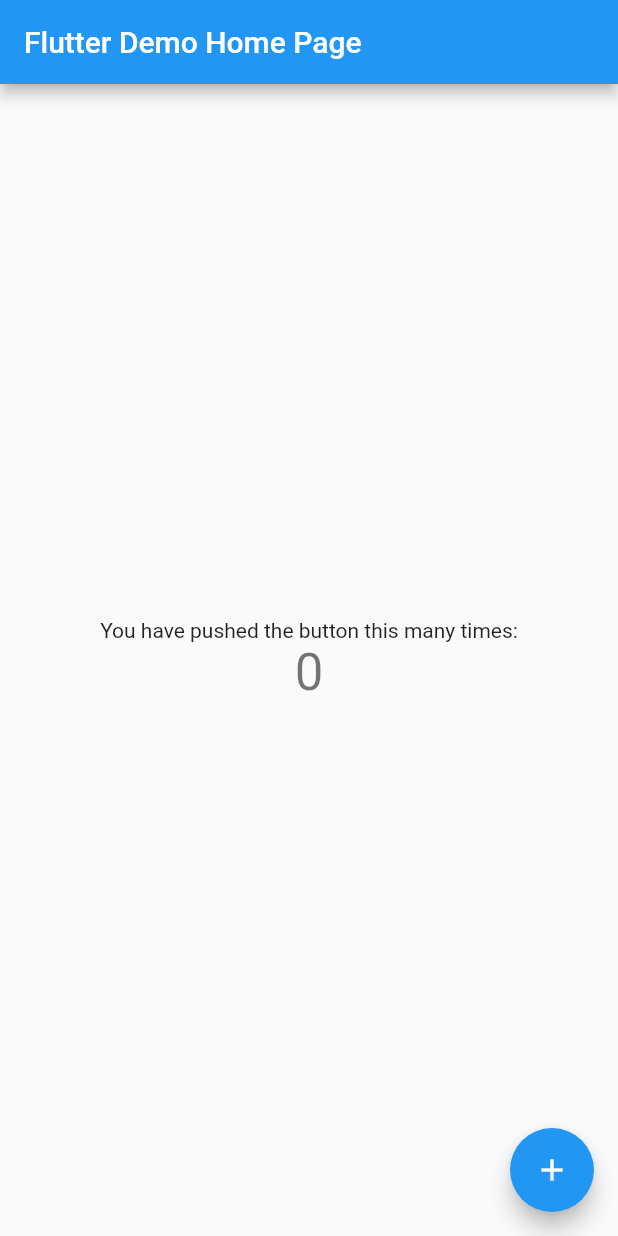
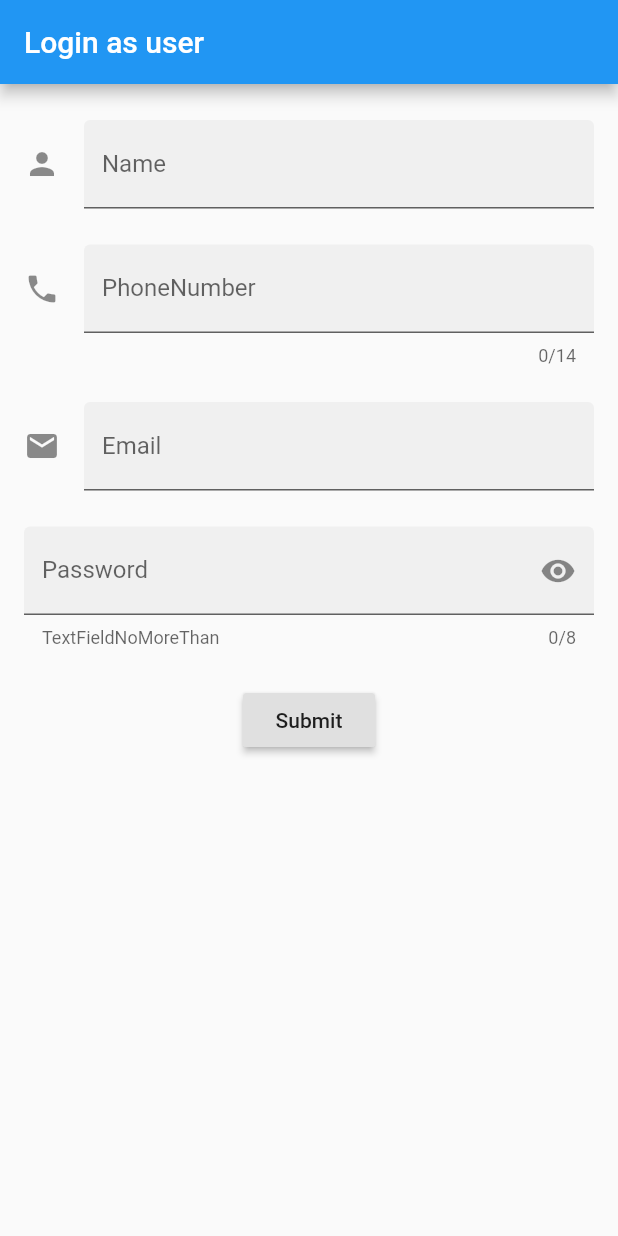
Before and after one commit to guptasurbhi99/WomenCovidWarriors_FindMyLab, a Flutter app: the screen it shows after launch, on a phone screen of 412 x 824 dp. Run offline on Flutter 3.47's test engine with Material 2 defaults, Android fonts, the light colour scheme and no system bars.

Commit message:
Initial commit with login screen, user-dashboard and route setup.

```diff
--- a/FindMyLab/lib/main.dart
+++ b/FindMyLab/lib/main.dart
@@ -1,117 +1,22 @@
+// Copyright 2019 The Flutter team. All rights reserved.
+// Use of this source code is governed by a BSD-style license that can be
+// found in the LICENSE file.
+
 import 'package:flutter/material.dart';
+import 'package:flutter/services.dart';
+import 'package:flutter/gestures.dart' show DragStartBehavior;
 
-void main() {
-  runApp(MyApp());
-}
+import './screens/login.dart';
+import './screens/user_dashboard.dart';
+import './screens/owner_dashboard.dart';
+import './screens/loading.dart';
 
-class MyApp extends StatelessWidget {
-  // This widget is the root of your application.
-  @override
-  Widget build(BuildContext context) {
-    return MaterialApp(
-      title: 'Flutter Demo',
-      theme: ThemeData(
-        // This is the theme of your application.
-        //
-        // Try running your application with "flutter run". You'll see the
-        // application has a blue toolbar. Then, without quitting the app, try
-        // changing the primarySwatch below to Colors.green and then invoke
-        // "hot reload" (press "r" in the console where you ran "flutter run",
-        // or simply save your changes to "hot reload" in a Flutter IDE).
-        // Notice that the counter didn't reset back to zero; the application
-        // is not restarted.
-        primarySwatch: Colors.blue,
-        // This makes the visual density adapt to the platform that you run
-        // the app on. For desktop platforms, the controls will be smaller and
-        // closer together (more dense) than on mobile platforms.
-        visualDensity: VisualDensity.adaptivePlatformDensity,
-      ),
-      home: MyHomePage(title: 'Flutter Demo Home Page'),
-    );
-  }
-}
-
-class MyHomePage extends StatefulWidget {
-  MyHomePage({Key key, this.title}) : super(key: key);
-
-  // This widget is the home page of your application. It is stateful, meaning
-  // that it has a State object (defined below) that contains fields that affect
-  // how it looks.
-
-  // This class is the configuration for the state. It holds the values (in this
-  // case the title) provided by the parent (in this case the App widget) and
-  // used by the build method of the State. Fields in a Widget subclass are
-  // always marked "final".
-
-  final String title;
-
-  @override
-  _MyHomePageState createState() => _MyHomePageState();
-}
-
-class _MyHomePageState extends State<MyHomePage> {
-  int _counter = 0;
-
-  void _incrementCounter() {
-    setState(() {
-      // This call to setState tells the Flutter framework that something has
-      // changed in this State, which causes it to rerun the build method below
-      // so that the display can reflect the updated values. If we changed
-      // _counter without calling setState(), then the build method would not be
-      // called again, and so nothing would appear to happen.
-      _counter++;
-    });
-  }
-
-  @override
-  Widget build(BuildContext context) {
-    // This method is rerun every time setState is called, for instance as done
-    // by the _incrementCounter method above.
-    //
-    // The Flutter framework has been optimized to make rerunning build methods
-    // fast, so that you can just rebuild anything that needs updating rather
-    // than having to individually change instances of widgets.
-    return Scaffold(
-      appBar: AppBar(
-        // Here we take the value from the MyHomePage object that was created by
-        // the App.build method, and use it to set our appbar title.
-        title: Text(widget.title),
-      ),
-      body: Center(
-        // Center is a layout widget. It takes a single child and positions it
-        // in the middle of the parent.
-        child: Column(
-          // Column is also a layout widget. It takes a list of children and
-          // arranges them vertically. By default, it sizes itself to fit its
-          // children horizontally, and tries to be as tall as its parent.
-          //
-          // Invoke "debug painting" (press "p" in the console, choose the
-          // "Toggle Debug Paint" action from the Flutter Inspector in Android
-          // Studio, or the "Toggle Debug Paint" command in Visual Studio Code)
-          // to see the wireframe for each widget.
-          //
-          // Column has various properties to control how it sizes itself and
-          // how it positions its children. Here we use mainAxisAlignment to
-          // center the children vertically; the main axis here is the vertical
-          // axis because Columns are vertical (the cross axis would be
-          // horizontal).
-          mainAxisAlignment: MainAxisAlignment.center,
-          children: <Widget>[
-            Text(
-              'You have pushed the button this many times:',
-            ),
-            Text(
-              '$_counter',
-              style: Theme.of(context).textTheme.headline4,
-            ),
-          ],
-        ),
-      ),
-      floatingActionButton: FloatingActionButton(
-        onPressed: _incrementCounter,
-        tooltip: 'Increment',
-        child: Icon(Icons.add),
-      ), // This trailing comma makes auto-formatting nicer for build methods.
-    );
-  }
-}
+void main() => runApp(MaterialApp(
+    initialRoute: '/login',
+    routes: {
+      '/': (context) => Loading(),
+      '/login': (context) => Login(),
+      '/user_dashboard': (context) => UserDashboard(),
+      '/owner_dashboard': (context) => OwnerDashboard()
+    }
+));
--- /dev/null
+++ b/FindMyLab/lib/modules/hospital.dart
@@ -0,0 +1,10 @@
+class Hospital {
+  String name;
+  int distance;
+  List<String> slots;
+
+  Hospital({
+    this.name,
+    this.distance,
+    this.slots });
+}
--- /dev/null
+++ b/FindMyLab/lib/screens/login.dart
@@ -0,0 +1,306 @@
+import 'package:flutter/material.dart';
+
+import 'package:flutter/services.dart';
+import 'package:flutter/gestures.dart' show DragStartBehavior;
+
+
+class Login extends StatelessWidget {
+  // This widget is the root of your application.
+  @override
+  Widget build(BuildContext context) {
+    return TextFieldDemo();
+  }
+}
+
+class TextFieldDemo extends StatelessWidget {
+  const TextFieldDemo();
+
+  @override
+  Widget build(BuildContext context) {
+    return Scaffold(
+      appBar: AppBar(
+        automaticallyImplyLeading: false,
+        title: Text('Login as user'),
+      ),
+      body: const TextFormFieldDemo(),
+    );
+  }
+}
+
+class TextFormFieldDemo extends StatefulWidget {
+  const TextFormFieldDemo({Key key}) : super(key: key);
+
+  @override
+  TextFormFieldDemoState createState() => TextFormFieldDemoState();
+}
+
+class PersonData {
+  String name = '';
+  String phoneNumber = '';
+  String email = '';
+  String password = '';
+}
+
+class PasswordField extends StatefulWidget {
+  const PasswordField({
+    this.fieldKey,
+    this.hintText,
+    this.labelText,
+    this.helperText,
+    this.onSaved,
+    this.validator,
+    this.onFieldSubmitted,
+  });
+
+  final Key fieldKey;
+  final String hintText;
+  final String labelText;
+  final String helperText;
+  final FormFieldSetter<String> onSaved;
+  final FormFieldValidator<String> validator;
+  final ValueChanged<String> onFieldSubmitted;
+
+  @override
+  _PasswordFieldState createState() => _PasswordFieldState();
+}
+
+class _PasswordFieldState extends State<PasswordField> {
+  bool _obscureText = true;
+
+  @override
+  Widget build(BuildContext context) {
+    return TextFormField(
+      key: widget.fieldKey,
+      obscureText: _obscureText,
+      cursorColor: Theme.of(context).cursorColor,
+      maxLength: 8,
+      onSaved: widget.onSaved,
+      validator: widget.validator,
+      onFieldSubmitted: widget.onFieldSubmitted,
+      decoration: InputDecoration(
+        filled: true,
+        hintText: widget.hintText,
+        labelText: widget.labelText,
+        helperText: widget.helperText,
+        suffixIcon: GestureDetector(
+          dragStartBehavior: DragStartBehavior.down,
+          onTap: () {
+            setState(() {
+              _obscureText = !_obscureText;
+            });
+          },
+          child: Icon(
+            _obscureText ? Icons.visibility : Icons.visibility_off,
+            semanticLabel: _obscureText
+                ? 'Show password label'
+                : 'Hide password label',
+          ),
+        ),
+      ),
+    );
+  }
+}
+
+class TextFormFieldDemoState extends State<TextFormFieldDemo> {
+  final GlobalKey<ScaffoldState> _scaffoldKey = GlobalKey<ScaffoldState>();
+
+  PersonData person = PersonData();
+
+  void showInSnackBar(String value) {
+    _scaffoldKey.currentState.hideCurrentSnackBar();
+    _scaffoldKey.currentState.showSnackBar(SnackBar(
+      content: Text(value),
+    ));
+  }
+
+  bool _autoValidate = false;
+
+  final GlobalKey<FormState> _formKey = GlobalKey<FormState>();
+  final GlobalKey<FormFieldState<String>> _passwordFieldKey =
+  GlobalKey<FormFieldState<String>>();
+  final _UsNumberTextInputFormatter _phoneNumberFormatter =
+  _UsNumberTextInputFormatter();
+
+  void _handleSubmitted() {
+    final form = _formKey.currentState;
+    if (!form.validate()) {
+      _autoValidate = true; // Start validating on every change.
+      showInSnackBar(
+        'Incorrect',
+      );
+    } else {
+      form.save();
+      showInSnackBar(person.name + person.phoneNumber);
+      Navigator.pushNamed(context, '/user_dashboard');
+    }
+  }
+
+  String _validateName(String value) {
+    if (value.isEmpty) {
+      return 'NameRequired';
+    }
+    final nameExp = RegExp(r'^[A-Za-z ]+$');
+    if (!nameExp.hasMatch(value)) {
+      return 'OnlyAlphabeticalChars';
+    }
+    return null;
+  }
+
+  String _validatePhoneNumber(String value) {
+    final phoneExp = RegExp(r'^\(\d\d\d\) \d\d\d\-\d\d\d\d$');
+    if (!phoneExp.hasMatch(value)) {
+      return 'EnterUSPhoneNumber';
+    }
+    return null;
+  }
+
+  String _validatePassword(String value) {
+    final passwordField = _passwordFieldKey.currentState;
+    if (passwordField.value == null || passwordField.value.isEmpty) {
+      return 'EnterPassword';
+    }
+    if (passwordField.value != value) {
+      return 'PasswordsDoNotMatch';
+    }
+    return null;
+  }
+
+  @override
+  Widget build(BuildContext context) {
+    final cursorColor = Theme.of(context).cursorColor;
+    const sizedBoxSpace = SizedBox(height: 24);
+
+    return Scaffold(
+      key: _scaffoldKey,
+      body: Form(
+        key: _formKey,
+        autovalidate: _autoValidate,
+        child: Scrollbar(
+          child: SingleChildScrollView(
+            dragStartBehavior: DragStartBehavior.down,
+            padding: const EdgeInsets.symmetric(horizontal: 16),
+            child: Column(
+              crossAxisAlignment: CrossAxisAlignment.stretch,
+              children: [
+                sizedBoxSpace,
+                TextFormField(
+                  textCapitalization: TextCapitalization.words,
+                  cursorColor: cursorColor,
+                  decoration: InputDecoration(
+                    filled: true,
+                    icon: const Icon(Icons.person),
+                    hintText: 'WhatDoPeopleCallYou',
+                    labelText: 'Name',
+                  ),
+                  onSaved: (value) {
+                    person.name = value;
+                  },
+                  validator: _validateName,
+                ),
+                sizedBoxSpace,
+                TextFormField(
+                  cursorColor: cursorColor,
+                  decoration: InputDecoration(
+                    filled: true,
+                    icon: const Icon(Icons.phone),
+                    hintText: 'WhereCanWeReachYou',
+                    labelText: 'PhoneNumber',
+                    prefixText: '+1 ',
+                  ),
+                  keyboardType: TextInputType.phone,
+                  onSaved: (value) {
+                    person.phoneNumber = value;
+                  },
+                  maxLength: 14,
+                  maxLengthEnforced: false,
+                  validator: _validatePhoneNumber,
+                  // TextInputFormatters are applied in sequence.
+                  inputFormatters: <TextInputFormatter>[
+                    WhitelistingTextInputFormatter.digitsOnly,
+                    // Fit the validating format.
+                    _phoneNumberFormatter,
+                  ],
+                ),
+                sizedBoxSpace,
+                TextFormField(
+                  cursorColor: cursorColor,
+                  decoration: InputDecoration(
+                    filled: true,
+                    icon: const Icon(Icons.email),
+                    hintText: 'YourEmailAddress',
+                    labelText: 'Email',
+                  ),
+                  keyboardType: TextInputType.emailAddress,
+                  onSaved: (value) {
+                    person.email = value;
+                  },
+                ),
+                sizedBoxSpace,
+                PasswordField(
+                  fieldKey: _passwordFieldKey,
+                  helperText:
+                  'TextFieldNoMoreThan',
+                  labelText:
+                  'Password',
+                  onFieldSubmitted: (value) {
+                    setState(() {
+                      person.password = value;
+                    });
+                  },
+                ),
+                sizedBoxSpace,
+                Center(
+                  child: RaisedButton(
+                    child: Text('Submit'),
+                    onPressed: () {
+                      _handleSubmitted();
+                    },
+                  ),
+                ),
+                sizedBoxSpace,
+              ],
+            ),
+          ),
+        ),
+      ),
+    );
+  }
+}
+
+/// Format incoming numeric text to fit the format of (###) ###-#### ##
+class _UsNumberTextInputFormatter extends TextInputFormatter {
+  @override
+  TextEditingValue formatEditUpdate(
+      TextEditingValue oldValue,
+      TextEditingValue newValue,
+      ) {
+    final newTextLength = newValue.text.length;
+    final newText = StringBuffer();
+    var selectionIndex = newValue.selection.end;
+    var usedSubstringIndex = 0;
+    if (newTextLength >= 1) {
+      newText.write('(');
+      if (newValue.selection.end >= 1) selectionIndex++;
+    }
+    if (newTextLength >= 4) {
+      newText.write(newValue.text.substring(0, usedSubstringIndex = 3) + ') ');
+      if (newValue.selection.end >= 3) selectionIndex += 2;
+    }
+    if (newTextLength >= 7) {
+      newText.write(newValue.text.substring(3, usedSubstringIndex = 6) + '-');
+      if (newValue.selection.end >= 6) selectionIndex++;
+    }
+    if (newTextLength >= 11) {
+      newText.write(newValue.text.substring(6, usedSubstringIndex = 10) + ' ');
+      if (newValue.selection.end >= 10) selectionIndex++;
+    }
+    // Dump the rest.
+    if (newTextLength >= usedSubstringIndex) {
+      newText.write(newValue.text.substring(usedSubstringIndex));
+    }
+    return TextEditingValue(
+      text: newText.toString(),
+      selection: TextSelection.collapsed(offset: selectionIndex),
+    );
+  }
+}
--- /dev/null
+++ b/FindMyLab/lib/screens/user_dashboard.dart
@@ -0,0 +1,32 @@
+import 'package:flutter/material.dart';
+
+import '../modules/hospital.dart';
+import '../modules/hospital_card.dart';
+
+class UserDashboard extends StatefulWidget {
+  @override
+  _UserDashboardState createState() => _UserDashboardState();
+}
+
+class _UserDashboardState extends State<UserDashboard> {
+
+  List<Hospital> hospitals = [
+    Hospital(name: 'Tata Main Hospital', distance: 100, slots: ['9-10', '11-12']),
+    Hospital(name: 'Sakra Hospital', distance: 110, slots: ['9-10', '11-12']),
+    Hospital(name: 'Bellandur Main Hospital', distance: 20, slots: ['9-10', '11-12'])
+  ];
+
+  @override
+  Widget build(BuildContext context) {
+    return Scaffold(
+        appBar: AppBar(
+          title: Text('User dashboard'),
+        ),
+        body: Container(
+            child: Column(
+              children: hospitals.map((hospital) => HospitalCard(hospital: hospital)).toList(),
+            )
+        )
+    );
+  }
+}
```
Also changed, not shown: FindMyLab/lib/modules/hospital_card.dart (added, +64 -0 lines), FindMyLab/lib/screens/loading.dart (added, +17 -0 lines), FindMyLab/lib/screens/owner_dashboard.dart (added, +24 -0 lines), FindMyLab/pubspec.yaml (+16 -4 lines), FindMyLab/pubspec.lock, 1 other file.
